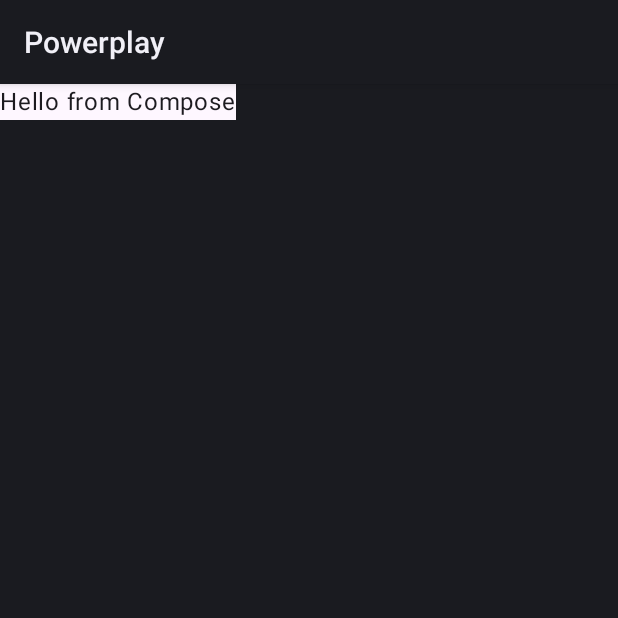
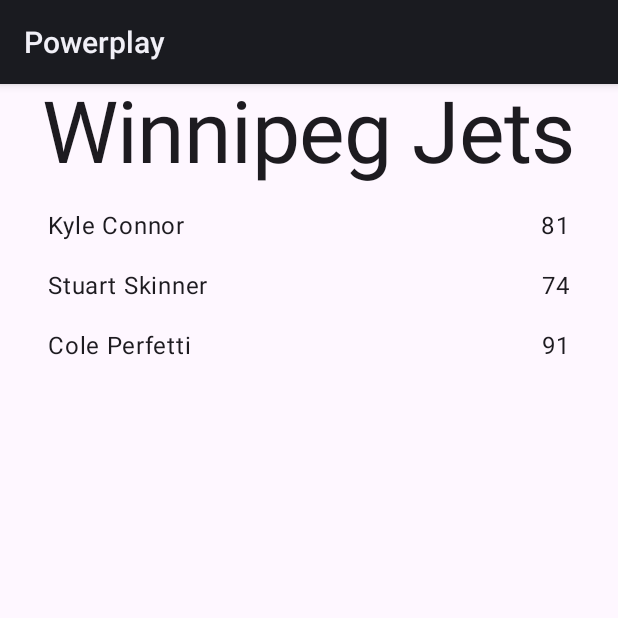
Before and after one commit to colinmarsch/powerplay, an Android app built with Jetpack Compose: the screen it shows after launch (MainActivity), on a phone screen of 412 x 824 dp, the top half of it. Run offline under Robolectric (Android 15) with nearby library versions, the phone set to English and light mode, and no system bars; our stand-ins replace Dagger/Hilt's generated code.

Commit message:
Build extremely basic team roster list and update lots of deps

```diff
--- a/app/src/main/java/ca/colinmarsch/powerplay/MainActivity.kt
+++ b/app/src/main/java/ca/colinmarsch/powerplay/MainActivity.kt
@@ -4,17 +4,37 @@ import android.os.Bundle
 import androidx.activity.ComponentActivity
 import androidx.activity.compose.setContent
 import androidx.compose.material3.MaterialTheme
-import androidx.compose.material3.Surface
-import androidx.compose.material3.Text
+import ca.colinmarsch.core.models.Player
+import ca.colinmarsch.core.models.Team
+import ca.colinmarsch.feature.teams.TeamScreen
 
 class MainActivity : ComponentActivity() {
+    private val demoTeam = Team(
+        name = "Winnipeg Jets",
+        players = listOf(
+            Player(
+                name = "Kyle Connor",
+                imageUrl = "",
+                number = 81,
+            ),
+            Player(
+                name = "Stuart Skinner",
+                imageUrl = "",
+                number = 74,
+            ),
+            Player(
+                name = "Cole Perfetti",
+                imageUrl = "",
+                number = 91,
+            ),
+        )
+    )
+
     override fun onCreate(savedInstanceState: Bundle?) {
         super.onCreate(savedInstanceState)
         setContent {
             MaterialTheme {
-                Surface {
-                    Text(text = "Hello from Compose")
-                }
+                TeamScreen(demoTeam)
             }
         }
     }
--- a/core/models/build.gradle.kts
+++ b/core/models/build.gradle.kts
@@ -5,11 +5,11 @@ plugins {
     alias(libs.plugins.kotlin.jvm)
 }
 java {
-    sourceCompatibility = JavaVersion.VERSION_11
-    targetCompatibility = JavaVersion.VERSION_11
+    sourceCompatibility = JavaVersion.VERSION_17
+    targetCompatibility = JavaVersion.VERSION_17
 }
 kotlin {
     compilerOptions {
-        jvmTarget = JvmTarget.JVM_11
+        jvmTarget = JvmTarget.JVM_17
     }
 }
--- a/core/models/src/main/java/ca/colinmarsch/core/models/Model.kt
+++ /dev/null
@@ -1,3 +0,0 @@
-package ca.colinmarsch.core.models
-
-data class Model(val id: String)
--- /dev/null
+++ b/core/models/src/main/java/ca/colinmarsch/core/models/Player.kt
@@ -0,0 +1,7 @@
+package ca.colinmarsch.core.models
+
+data class Player(
+    val name: String,
+    val imageUrl: String,
+    val number: Int,
+)
--- /dev/null
+++ b/core/models/src/main/java/ca/colinmarsch/core/models/Team.kt
@@ -0,0 +1,6 @@
+package ca.colinmarsch.core.models
+
+data class Team(
+    val name: String,
+    val players: List<Player> = emptyList(),
+)
--- /dev/null
+++ b/feature/teams/src/main/java/ca/colinmarsch/feature/teams/TeamScreen.kt
@@ -0,0 +1,59 @@
+package ca.colinmarsch.feature.teams
+
+import androidx.compose.foundation.layout.Arrangement
+import androidx.compose.foundation.layout.Row
+import androidx.compose.foundation.layout.fillMaxSize
+import androidx.compose.foundation.layout.fillMaxWidth
+import androidx.compose.foundation.layout.padding
+import androidx.compose.foundation.lazy.LazyColumn
+import androidx.compose.foundation.lazy.items
+import androidx.compose.material3.MaterialTheme
+import androidx.compose.material3.Scaffold
+import androidx.compose.material3.Text
+import androidx.compose.runtime.Composable
+import androidx.compose.ui.Modifier
+import androidx.compose.ui.unit.dp
+import ca.colinmarsch.core.models.Team
+
+@Composable
+fun TeamScreen(team: Team) {
+    Scaffold(
+        modifier = Modifier,
+        topBar = {
+            Row(
+                Modifier
+                    .fillMaxWidth()
+                    .padding(bottom = 16.dp),
+                horizontalArrangement = Arrangement.Center,
+            ) {
+                Text(text = team.name, style = MaterialTheme.typography.displayLarge)
+            }
+        },
+    ) { paddingValues ->
+        LazyColumn(
+            modifier = Modifier
+                .fillMaxSize()
+                .padding(paddingValues),
+            verticalArrangement = Arrangement.spacedBy(16.dp),
+        ) {
+            items(items = team.players, key = { it.name }) { player ->
+                Row(
+                    modifier = Modifier
+                        .fillMaxWidth()
+                        .padding(horizontal = 32.dp),
+                ) {
+                    // TODO: Display an image here
+
+                    Text(
+                        modifier = Modifier.weight(1f),
+                        text = player.name,
+                    )
+
+                    Text(
+                        text = player.number.toString(),
+                    )
+                }
+            }
+        }
+    }
+}
--- /dev/null
+++ b/feature/teams/src/main/res/values/strings.xml
@@ -0,0 +1,4 @@
+<?xml version="1.0" encoding="utf-8"?>
+<resources>
+    <string name="app_name">Powerplay</string>
+</resources>
```
Also changed, not shown: app/build.gradle.kts (+11 -3 lines), feature/teams/build.gradle.kts (+27 -6 lines), gradle/libs.versions.toml (+14 -7 lines).
